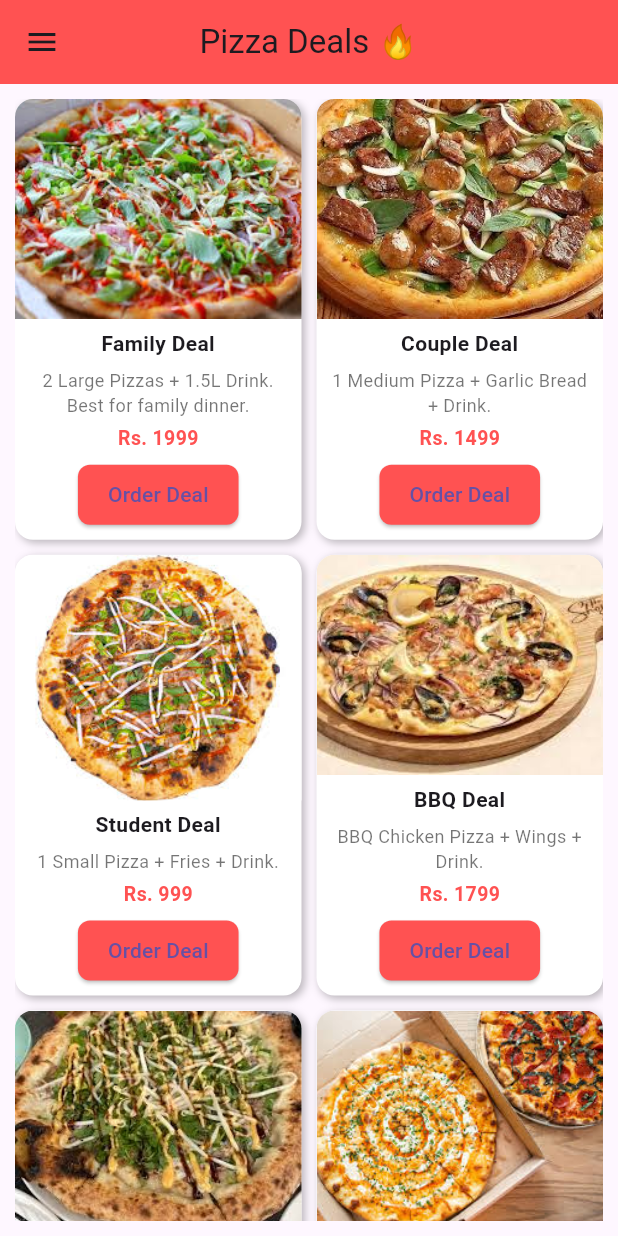
After one commit to itsahmad2435/My-first-Mobile-Project, a Flutter app: the DealsScreen screen opened by its route, on a phone screen of 412 x 824 dp. The commit adds this screen. Run offline on Flutter 3.47's test engine with Material 3 defaults, Android fonts, the phone set to English and light mode, and no system bars; our stand-ins replace firebase_auth, firebase_core, firebase_database; accounts and stored records are empty.

Commit message:
Added new files

```diff
--- a/lib/main.dart
+++ b/lib/main.dart
@@ -8,6 +8,9 @@ import 'screens/feedback.dart';
 import 'screens/about.dart';
 import 'screens/contact.dart';
 import 'screens/history.dart';
+import 'screens/deals.dart';
+import 'screens/rider.dart';
+import 'screens/developer.dart';
 import 'drawer.dart';
 
 void main() async {
@@ -33,6 +36,9 @@ class MyApp extends StatelessWidget {
         '/about': (context) => AboutScreen(),
         '/contact': (context) => ContactScreen(),
         '/history': (context) => HistoryScreen(),
+        '/deals': (context) => DealsScreen(),
+        '/rider': (context) => RiderScreen(),
+        '/developer': (context) => const DeveloperVisionScreen(),
       },
     );
   }
--- /dev/null
+++ b/lib/screens/deals.dart
@@ -0,0 +1,166 @@
+import 'package:flutter/material.dart';
+import '../drawer.dart';
+import 'payment.dart';
+
+class DealsScreen extends StatelessWidget {
+  const DealsScreen({super.key});
+
+  @override
+  Widget build(BuildContext context) {
+    final List<Map<String, String>> deals = [
+      {
+        "name": "Family Deal",
+        "price": "1999",
+        "image": "assets/1.jpeg",
+        "desc": "2 Large Pizzas + 1.5L Drink. Best for family dinner."
+      },
+      {
+        "name": "Couple Deal",
+        "price": "1499",
+        "image": "assets/2.jpeg",
+        "desc": "1 Medium Pizza + Garlic Bread + Drink."
+      },
+      {
+        "name": "Student Deal",
+        "price": "999",
+        "image": "assets/6.jpeg",
+        "desc": "1 Small Pizza + Fries + Drink."
+      },
+      {
+        "name": "BBQ Deal",
+        "price": "1799",
+        "image": "assets/7.jpeg",
+        "desc": "BBQ Chicken Pizza + Wings + Drink."
+      },
+      {
+        "name": "Cheese Lover Deal",
+        "price": "1699",
+        "image": "assets/8.jpeg",
+        "desc": "Cheese Burst Pizza + Cheese Dip + Drink."
+      },
+      {
+        "name": "Party Deal",
+        "price": "2999",
+        "image": "assets/9.jpeg",
+        "desc": "3 Large Pizzas + 2 Drinks. Perfect for parties."
+      },
+    ];
+
+    return Scaffold(
+      appBar: AppBar(
+        title: const Text("Pizza Deals 🔥"),
+        backgroundColor: Colors.redAccent,
+        centerTitle: true,
+      ),
+      drawer: const AppDrawer(),
+      body: Padding(
+        padding: const EdgeInsets.all(10.0),
+        child: GridView.builder(
+          itemCount: deals.length,
+          gridDelegate: const SliverGridDelegateWithFixedCrossAxisCount(
+            crossAxisCount: 2,
+            mainAxisSpacing: 10,
+            crossAxisSpacing: 10,
+            childAspectRatio: 0.65,
+          ),
+          itemBuilder: (context, index) {
+            final deal = deals[index];
+
+            return Container(
+              decoration: BoxDecoration(
+                color: Colors.white,
+                borderRadius: BorderRadius.circular(12),
+                boxShadow: const [
+                  BoxShadow(
+                    color: Colors.black26,
+                    blurRadius: 4,
+                    offset: Offset(2, 2),
+                  ),
+                ],
+              ),
+              child: Column(
+                crossAxisAlignment: CrossAxisAlignment.center,
+                children: [
+                  Expanded(
+                    child: ClipRRect(
+                      borderRadius: const BorderRadius.only(
+                        topLeft: Radius.circular(12),
+                        topRight: Radius.circular(12),
+                      ),
+                      child: Image.asset(
+                        deal["image"]!,
+                        fit: BoxFit.cover,
+                        width: double.infinity,
+                      ),
+                    ),
+                  ),
+                  Padding(
+                    padding: const EdgeInsets.symmetric(vertical: 6, horizontal: 4),
+                    child: Text(
+                      deal["name"]!,
+                      textAlign: TextAlign.center,
+                      style: const TextStyle(
+                        fontWeight: FontWeight.bold,
+                        fontSize: 14,
+                      ),
+                    ),
+                  ),
+                  Padding(
+                    padding: const EdgeInsets.symmetric(horizontal: 6),
+                    child: Text(
+                      deal["desc"]!,
+                      textAlign: TextAlign.center,
+                      style: const TextStyle(
+                        fontSize: 12,
+                        color: Colors.black54,
+                      ),
+                      maxLines: 2,
+                      overflow: TextOverflow.ellipsis,
+                    ),
+                  ),
+                  Padding(
+                    padding: const EdgeInsets.symmetric(vertical: 4),
+                    child: Text(
+                      "Rs. ${deal["price"]}",
+                      style: const TextStyle(
+                        color: Colors.redAccent,
+                        fontWeight: FontWeight.w600,
+                        fontSize: 13,
+                      ),
+                    ),
+                  ),
+                  Padding(
+                    padding: const EdgeInsets.only(bottom: 6),
+                    child: ElevatedButton(
+                      onPressed: () {
+                        Navigator.push(
+                          context,
+                          MaterialPageRoute(
+                            builder: (context) => PaymentScreen(
+                              productName: deal["name"]!,
+                              amount: double.parse(deal["price"]!),
+                              paymentMethod: "Cash",
+                            ),
+                          ),
+                        );
+                      },
+                      style: ElevatedButton.styleFrom(
+                        backgroundColor: Colors.redAccent,
+                        shape: RoundedRectangleBorder(
+                          borderRadius: BorderRadius.circular(8),
+                        ),
+                        padding: const EdgeInsets.symmetric(
+                            horizontal: 20, vertical: 8),
+                      ),
+                      child: const Text("Order Deal"),
+                    ),
+                  ),
+                ],
+              ),
+            );
+          },
+        ),
+      ),
+    );
+  }
+}
--- a/pubspec.yaml
+++ b/pubspec.yaml
@@ -15,6 +15,7 @@ dependencies:
   firebase_auth: ^6.1.3
   firebase_database: ^12.1.1
   cloud_firestore: ^6.1.1   # <-- upgrade here
+  carousel_slider: ^4.2.1
 
 
 dev_dependencies:
```
Also changed, not shown: lib/drawer.dart (+12 -8 lines), lib/screens/developer.dart (added, +59 -0 lines), lib/screens/home.dart (+84 -85 lines), lib/screens/login.dart (+74 -14 lines), lib/screens/payment.dart (+7 -5 lines), lib/screens/rider.dart (added, +142 -0 lines), pubspec.lock, 1 other file.
